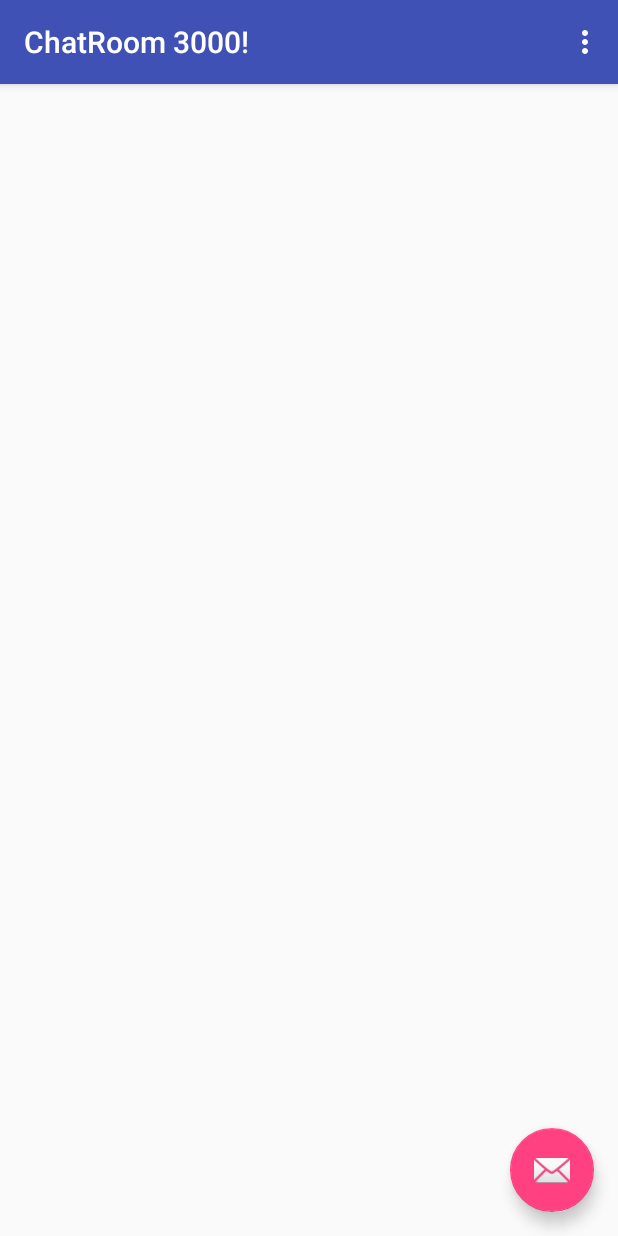
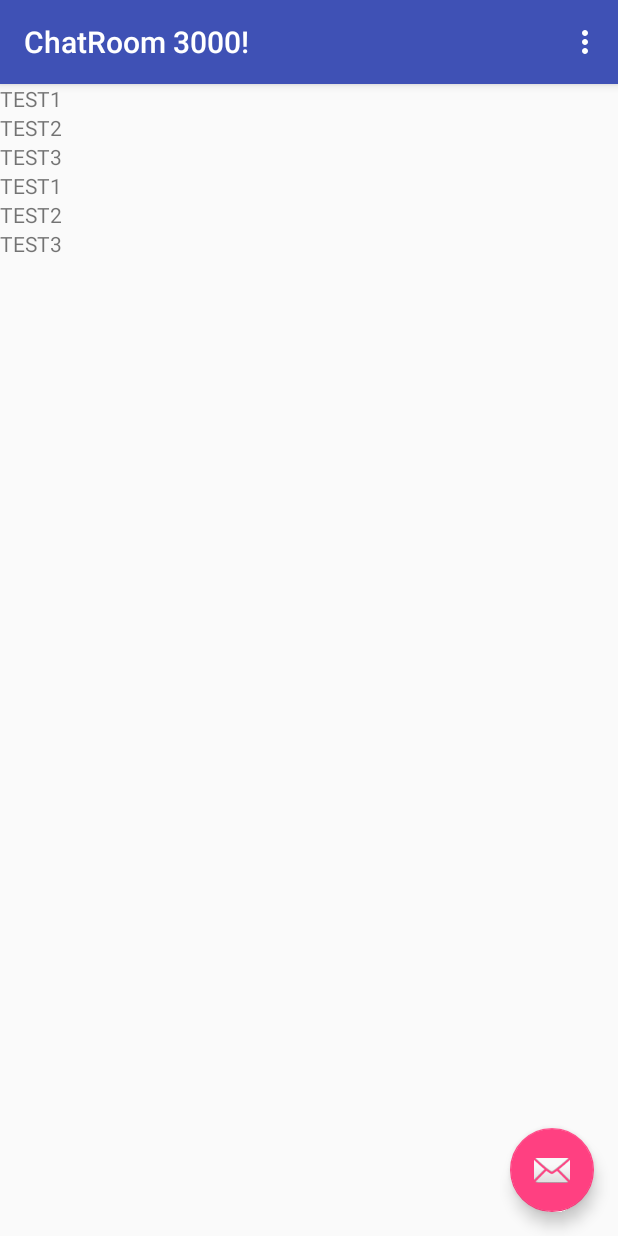
Before and after one commit to olavte/WebChatAndroid, an Android app: the screen it shows after launch (MainActivity), on a phone screen of 412 x 824 dp. Run offline under Robolectric (Android 15) with nearby library versions, the phone set to English and light mode, and no system bars.

Commit message:
Added RecyclerView and RESTService

```diff
--- a/app/build.gradle
+++ b/app/build.gradle
@@ -25,6 +25,7 @@ dependencies {
     implementation "com.android.support:appcompat-v7:$SUPPORT_VERSION"
     implementation "com.android.support:design:$SUPPORT_VERSION"
     implementation 'com.android.support.constraint:constraint-layout:1.1.3'
+    implementation group: 'org.springframework', name: 'spring-web', version: '4.3.8.RELEASE'
     testImplementation 'junit:junit:4.12'
     androidTestImplementation 'com.android.support.test:runner:1.0.2'
     androidTestImplementation 'com.android.support.test.espresso:espresso-core:3.0.2'
--- a/app/src/main/java/no/ntnu/webchatandroid/MainActivity.java
+++ b/app/src/main/java/no/ntnu/webchatandroid/MainActivity.java
@@ -1,15 +1,24 @@
 package no.ntnu.webchatandroid;
 
 import android.os.Bundle;
+import android.os.Handler;
 import android.support.design.widget.FloatingActionButton;
 import android.support.design.widget.Snackbar;
 import android.support.v7.app.AppCompatActivity;
+import android.support.v7.widget.LinearLayoutManager;
+import android.support.v7.widget.RecyclerView;
 import android.support.v7.widget.Toolbar;
-import android.view.View;
 import android.view.Menu;
 import android.view.MenuItem;
+import android.view.View;
+
+import java.util.ArrayList;
 
 public class MainActivity extends AppCompatActivity {
+
+    private LinearLayoutManager mLayoutManager;
+    private MyAdapter mAdapter;
+    private ArrayList<String> list;
 
     @Override
     protected void onCreate(Bundle savedInstanceState) {
@@ -18,7 +27,7 @@ public class MainActivity extends AppCompatActivity {
         Toolbar toolbar = (Toolbar) findViewById(R.id.toolbar);
         setSupportActionBar(toolbar);
 
-        FloatingActionButton fab = (FloatingActionButton) findViewById(R.id.fab);
+        FloatingActionButton fab = (FloatingActionButton) findViewById(R.id.addChatRoomBtn);
         fab.setOnClickListener(new View.OnClickListener() {
             @Override
             public void onClick(View view) {
@@ -26,6 +35,30 @@ public class MainActivity extends AppCompatActivity {
                         .setAction("Action", null).show();
             }
         });
+
+        final RecyclerView chatRoomList = (RecyclerView) findViewById(R.id.chatRoomList);
+
+        mLayoutManager = new LinearLayoutManager(this);
+        chatRoomList.setLayoutManager(mLayoutManager);
+
+        list = new ArrayList<>();
+        list.add("TEST1");
+        list.add("TEST2");
+        list.add("TEST3");
+
+        mAdapter = new MyAdapter(list);
+        chatRoomList.setAdapter(mAdapter);
+
+        Handler handler = new Handler();
+        handler.postDelayed(new Runnable() {
+            @Override
+            public void run() {
+                list.add("TEST1");
+                list.add("TEST2");
+                list.add("TEST3");
+                mAdapter.notifyDataSetChanged();
+            }
+        }, 1000);
     }
 
     @Override
--- /dev/null
+++ b/app/src/main/java/no/ntnu/webchatandroid/MyAdapter.java
@@ -0,0 +1,44 @@
+package no.ntnu.webchatandroid;
+
+import android.support.v7.widget.RecyclerView;
+import android.view.LayoutInflater;
+import android.view.ViewGroup;
+import android.widget.TextView;
+
+import java.util.ArrayList;
+
+public class MyAdapter extends RecyclerView.Adapter<MyAdapter.MyViewHolder> {
+
+    private ArrayList<String> mDataset;
+
+    public static class MyViewHolder extends RecyclerView.ViewHolder {
+        public TextView mTextView;
+        public MyViewHolder(TextView v) {
+            super(v);
+            mTextView = v;
+        }
+    }
+
+    public MyAdapter(ArrayList<String> myDataset) {
+        mDataset = myDataset;
+    }
+
+    @Override
+    public MyAdapter.MyViewHolder onCreateViewHolder(ViewGroup parent, int viewType) {
+        TextView v = (TextView) LayoutInflater.from(parent.getContext())
+                .inflate(R.layout.my_text_view, parent, false);
+        MyViewHolder vh = new MyViewHolder(v);
+        return vh;
+    }
+
+    @Override
+    public void onBindViewHolder(MyViewHolder holder, int position) {
+        holder.mTextView.setText(mDataset.get(position));
+
+    }
+
+    @Override
+    public int getItemCount() {
+        return mDataset.size();
+    }
+}
--- /dev/null
+++ b/app/src/main/res/layout/my_text_view.xml
@@ -0,0 +1,6 @@
+<?xml version="1.0" encoding="utf-8"?>
+<android.widget.TextView xmlns:android="http://schemas.android.com/apk/res/android"
+    android:layout_width="wrap_content"
+    android:layout_height="wrap_content">
+
+</android.widget.TextView>
```
Also changed, not shown: app/src/main/java/no/ntnu/webchatandroid/RestService.java (added, +32 -0 lines).
